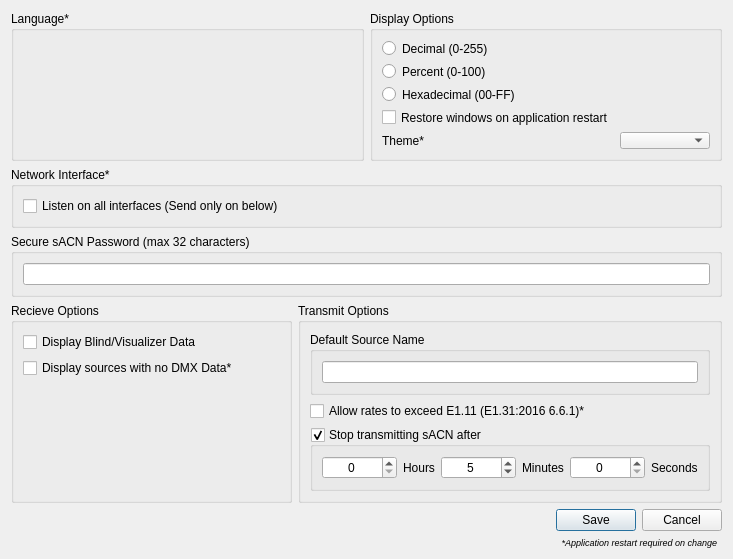
First picture: the form in ui/preferencesdialog.ui, repository juncture-short/secure-sacnview, before the edit.
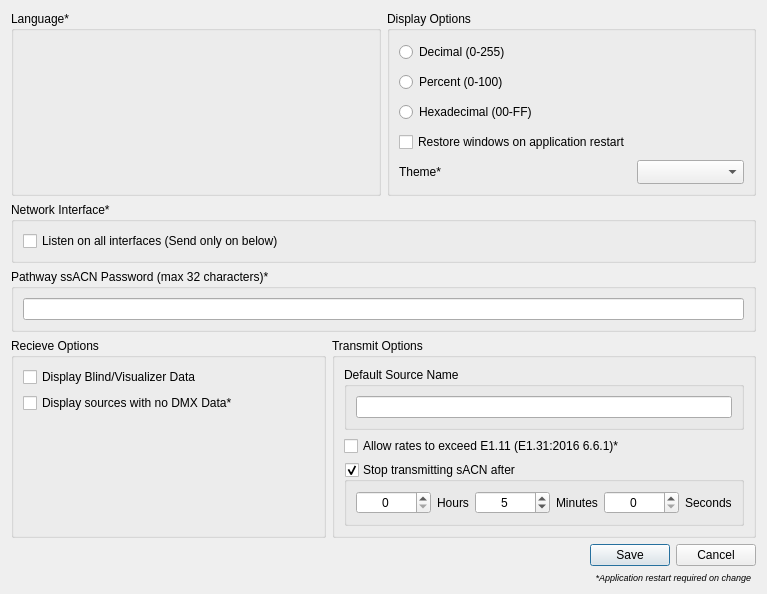
Second picture: the form after the edit. Icons and pictures are not drawn.

Commit message: Added QT 5.15 required include for QPainterPath, updated terminology for Pathway ssACN, and added * to password setting in preferances (#1)

```diff
--- a/ui/preferencesdialog.ui
+++ b/ui/preferencesdialog.ui
@@ -6,8 +6,8 @@
    <rect>
     <x>0</x>
     <y>0</y>
-    <width>733</width>
-    <height>512</height>
+    <width>767</width>
+    <height>594</height>
    </rect>
   </property>
   <property name="sizePolicy">
@@ -190,7 +190,7 @@
        <item>
         <widget class="QGroupBox" name="gbSsACNPassword">
          <property name="title">
-          <string>Secure sACN Password (max 32 characters)</string>
+          <string>Pathway ssACN Password (max 32 characters)*</string>
          </property>
          <layout class="QVBoxLayout" name="verticalLayout_4">
           <item>
```
The commit also changes 13 other files.
